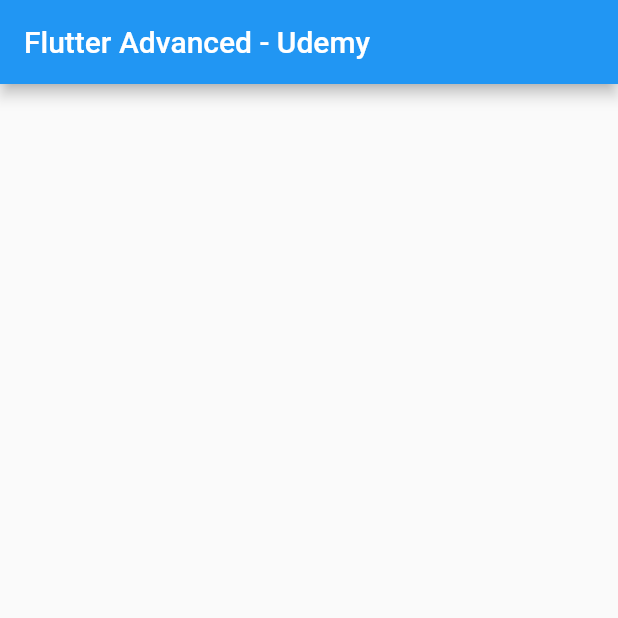
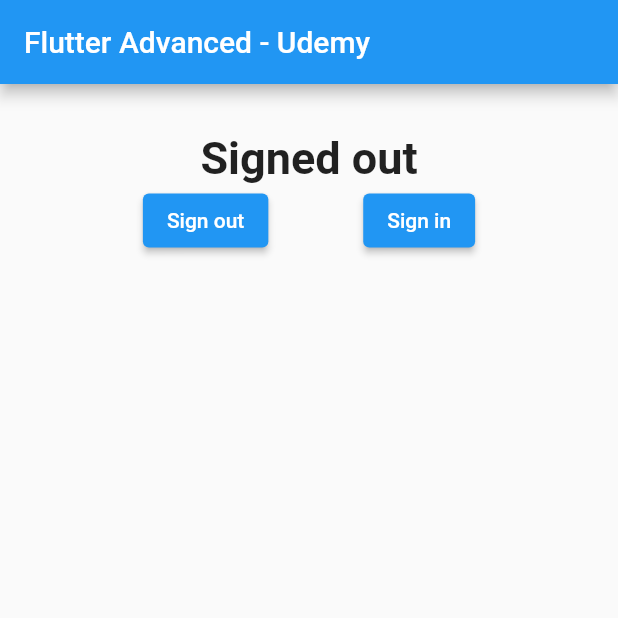
Before and after one commit to calebcuthbertlinden/udemy-flutter-advanced, a Flutter app: the screen it shows after launch, on a phone screen of 412 x 824 dp, the top half of it. Run offline on Flutter 3.47's test engine with Material 2 defaults, Android fonts, the phone set to English and light mode, and no system bars; our stand-ins replace firebase_auth, firebase_core, flutter_map, google_sign_in, latlong2; accounts and stored records are empty.

Commit message:
Firebase core and auth integration - anonymous auth

```diff
--- /dev/null
+++ b/flutter_app/lib/firebase/FirebaseWidget.dart
@@ -0,0 +1,100 @@
+import 'package:firebase_core/firebase_core.dart';
+import 'package:flutter/material.dart';
+import 'package:google_sign_in/google_sign_in.dart';
+import 'dart:async';
+import 'dart:io';
+
+import 'package:firebase_auth/firebase_auth.dart';
+
+final FirebaseAuth auth = FirebaseAuth.instance;
+final GoogleSignIn googleSignIn = GoogleSignIn();
+
+class FirebaseWidget extends StatefulWidget {
+  FirebaseWidget({Key? key, required this.title}) : super(key: key);
+  final String title;
+
+  @override
+  _FirebaseWidgetState createState() => _FirebaseWidgetState();
+}
+
+class _FirebaseWidgetState extends State<FirebaseWidget> {
+
+  final Future<FirebaseApp> _initialization = Firebase.initializeApp();
+  String status = 'Not authenticated';
+
+  @override
+  void initState() {
+  }
+
+  void signInAnonymous() async {
+    UserCredential user = await auth.signInAnonymously();
+  }
+
+  void signOut() async {
+    await auth.signOut();
+    setState(() {
+      status = "Signed out";
+    });
+  }
+
+  @override
+  Widget build(BuildContext context) {
+    return Scaffold(
+      appBar: AppBar(
+        title: Text(widget.title),
+      ),
+      body:
+
+      Container(
+        padding: EdgeInsets.all(32),
+        child: Center(
+          child: FutureBuilder(
+          // Initialize FlutterFire:
+          future: _initialization,
+          builder: (context, snapshot) {
+            // Check for errors
+            if (snapshot.hasError) {
+              return Text(status,
+                  style: TextStyle(fontSize: 30.0, fontWeight: FontWeight.bold));
+            }
+
+            // Once complete, show your application
+            if (snapshot.connectionState == ConnectionState.done) {
+
+              auth.authStateChanges()
+                  .listen((User? user) {
+                if (user == null) {
+                  setState(() {
+                    status = "Signed out";
+                  });
+                } else {
+                  setState(() {
+                    status = "Signed in anonymously";
+                  });
+                }
+              });
+
+              return Column(
+                  children: <Widget>[
+                    Text(status,
+                        style: TextStyle(fontSize: 30.0, fontWeight: FontWeight.bold)),
+                    Row(mainAxisAlignment: MainAxisAlignment.spaceEvenly,
+                        crossAxisAlignment: CrossAxisAlignment.center,
+                        children: <Widget> [
+                          ElevatedButton(onPressed: signOut, child: Text("Sign out"),),
+                          ElevatedButton(onPressed: signInAnonymous, child: Text("Sign in"),),
+                        ])
+                  ]
+              );
+            }
+
+            // Otherwise, show something whilst waiting for initialization to complete
+            return Text(status,
+                style: TextStyle(fontSize: 30.0, fontWeight: FontWeight.bold));
+          },
+        )
+        )
+      ),
+    );
+  }
+}
--- a/flutter_app/lib/main.dart
+++ b/flutter_app/lib/main.dart
@@ -1,7 +1,9 @@
 import 'package:flutter/material.dart';
+import 'package:google_sign_in/google_sign_in.dart';
 
 import 'Maps.dart';
 import 'PhoneIntegration.dart';
+import 'firebase/FirebaseWidget.dart';
 
 void main() {
   runApp(MyApp());
@@ -16,7 +18,7 @@ class MyApp extends StatelessWidget {
       theme: ThemeData(
         primarySwatch: Colors.blue,
       ),
-      home: PhoneIntegration(title: 'Flutter Advanced - Udemy'),
+      home: FirebaseWidget(title: 'Flutter Advanced - Udemy'),
     );
   }
 }
--- a/flutter_app/pubspec.yaml
+++ b/flutter_app/pubspec.yaml
@@ -27,6 +27,10 @@ dependencies:
   flutter_map: ^0.14.0
   url_launcher: ^6.0.10
 #  simple_permissions: ^0.1.9
+  google_sign_in: ^5.1.0
+  firebase_auth: ^3.2.0
+  firebase: ^9.0.2
+  firebase_core: ^1.10.0
 
   # The following adds the Cupertino Icons font to your application.
   # Use with the CupertinoIcons class for iOS style icons.
```
Also changed, not shown: flutter_app/lib/PhoneIntegration.dart (+46 -47 lines), flutter_app/pubspec.lock, 3 other files.
